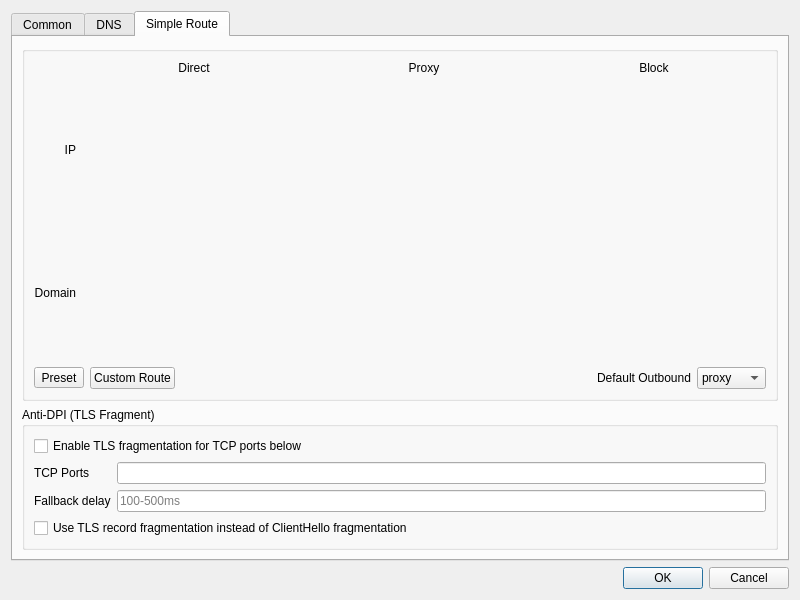
This is ui/dialog_manage_routes.ui in elizqmill/nekoray as Qt 5 draws it before an edit. The edited form follows.
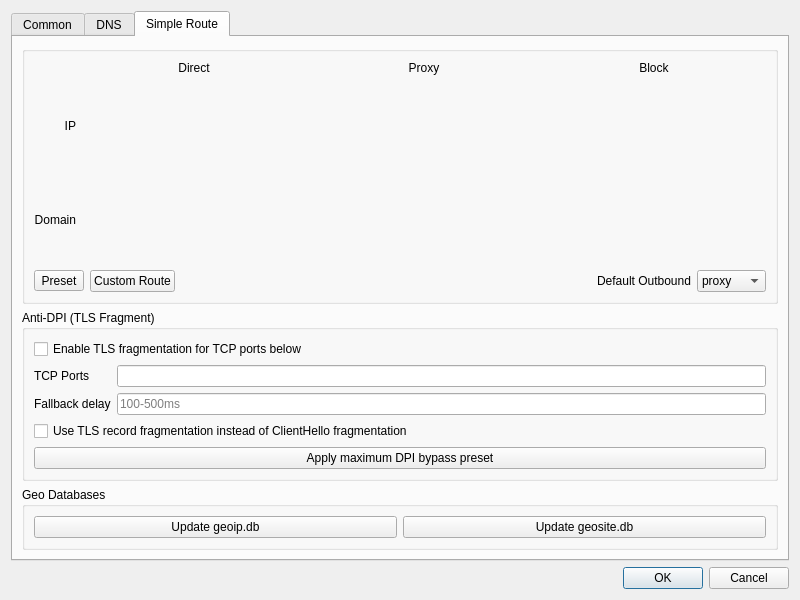
This is the edited form. The open tabs and pages were chosen to show the change.

Commit message: feat: geo db updater, max DPI preset, Reality link generator, WireGuard/Tailscale endpoints, sub status badge, settings backup

Patch:
```diff
--- a/ui/dialog_manage_routes.ui
+++ b/ui/dialog_manage_routes.ui
@@ -649,6 +649,36 @@
              </property>
             </widget>
            </item>
+           <item row="4" column="0" colspan="2">
+            <widget class="QPushButton" name="anti_dpi_preset_max">
+             <property name="text">
+              <string>Apply maximum DPI bypass preset</string>
+             </property>
+            </widget>
+           </item>
+          </layout>
+         </widget>
+        </item>
+        <item>
+         <widget class="QGroupBox" name="geo_box">
+          <property name="title">
+           <string>Geo Databases</string>
+          </property>
+          <layout class="QHBoxLayout" name="geo_layout">
+           <item>
+            <widget class="QPushButton" name="update_geoip_db">
+             <property name="text">
+              <string>Update geoip.db</string>
+             </property>
+            </widget>
+           </item>
+           <item>
+            <widget class="QPushButton" name="update_geosite_db">
+             <property name="text">
+              <string>Update geosite.db</string>
+             </property>
+            </widget>
+           </item>
           </layout>
          </widget>
         </item>
```
The commit also changes 23 other files.
